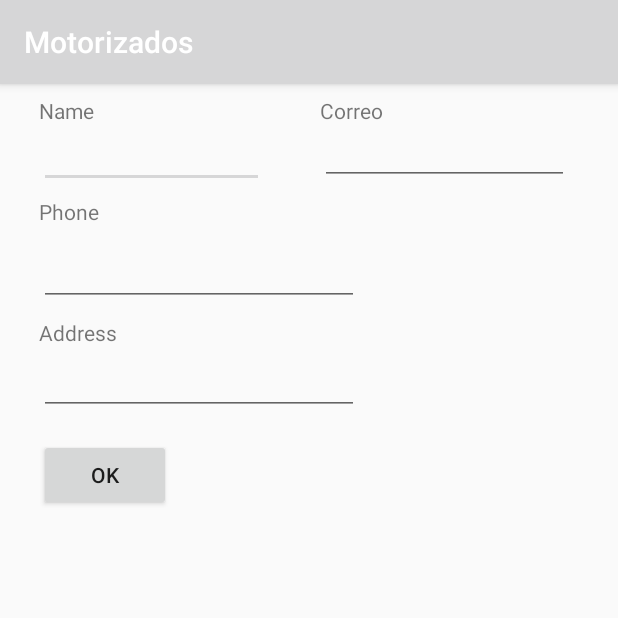
After one commit to valkzer/motoriza2, an Android app: the activity_customer screen opened directly, with no data from a screen before it, on a phone screen of 412 x 824 dp, the top half of it. The commit adds this screen. Run offline under Robolectric (Android 15) with nearby library versions, the phone set to English and light mode, and no system bars.

Commit message:
AddCustomer
Se añade la clase para añadir un cliente

```diff
--- a/app/build.gradle
+++ b/app/build.gradle
@@ -45,4 +45,6 @@ dependencies {
 
 
 
+
+
 apply plugin: 'com.google.gms.google-services'
--- a/app/src/main/java/com/example/valkzer/motorizados/Activities/Principal.java
+++ b/app/src/main/java/com/example/valkzer/motorizados/Activities/Principal.java
@@ -15,6 +15,8 @@ import android.view.Menu;
 import android.view.MenuItem;
 
 import com.example.valkzer.motorizados.R;
+
+import static com.example.valkzer.motorizados.R.layout.activity_customer;
 
 public class Principal extends AppCompatActivity
         implements NavigationView.OnNavigationItemSelectedListener {
@@ -96,6 +98,9 @@ public class Principal extends AppCompatActivity
         } else if (id == R.id.nav_Login) {
             Intent loginIntent = new Intent(this, Login.class);
             startActivity(loginIntent);
+        }else if (id == R.id.nav_Customer) {
+            Intent customer  = new Intent(this, activity_customer.class );
+            startActivity(customer);
         }
 
         DrawerLayout drawer = (DrawerLayout) findViewById(R.id.drawer_layout);
--- /dev/null
+++ b/app/src/main/java/com/example/valkzer/motorizados/Activities/activity_customer.java
@@ -0,0 +1,41 @@
+package com.example.valkzer.motorizados.Activities;
+
+import android.support.v7.app.AppCompatActivity;
+import android.os.Bundle;
+import android.view.View;
+
+import com.example.valkzer.motorizados.Models.CreditCard;
+import com.example.valkzer.motorizados.Models.Customer;
+import com.example.valkzer.motorizados.Models.Delivery;
+import com.example.valkzer.motorizados.R;
+import android.widget.Button;
+import android.widget.EditText;
+
+public class activity_customer extends AppCompatActivity {
+
+    @Override
+    protected void onCreate(Bundle savedInstanceState) {
+        super.onCreate(savedInstanceState);
+        setContentView(R.layout.activity_customer);
+        final Button button3 = (Button)findViewById(R.id.button3);
+        button3.setOnClickListener(new View.OnClickListener() {
+            @Override
+            public void onClick(View view) {
+addCustomer(view);
+            }
+        });
+    }
+
+    private void createDummyRecord()
+    {
+        EditText nombre= (EditText) findViewById(R.id.txtNombre);
+        EditText Correo = (EditText) findViewById(R.id.txtCorreo);
+        EditText Celular= (EditText) findViewById(R.id.txtTelefono);
+        EditText Direccion= (EditText) findViewById(R.id.txtDireccion);
+        Customer customer   = new Customer(nombre.getText().toString(), Direccion.getText().toString(), Celular.getText().toString(), Correo.getText().toString(), 0.0, "", "", "");
+        customer.create();
+    }
+    public void addCustomer(View view){
+        createDummyRecord();
+    }
+}
--- /dev/null
+++ b/app/src/main/res/layout/activity_customer.xml
@@ -0,0 +1,109 @@
+<?xml version="1.0" encoding="utf-8"?>
+<android.support.constraint.ConstraintLayout xmlns:android="http://schemas.android.com/apk/res/android"
+    xmlns:app="http://schemas.android.com/apk/res-auto"
+    xmlns:tools="http://schemas.android.com/tools"
+    android:layout_width="match_parent"
+    android:layout_height="match_parent"
+    tools:context="com.example.valkzer.motorizados.Activities.activity_customer">
+
+    <EditText
+        android:id="@+id/txtNombre"
+        android:layout_width="150dp"
+        android:layout_height="42dp"
+        android:ems="10"
+        android:inputType="textPersonName"
+        app:layout_constraintTop_toBottomOf="@+id/textView2"
+        tools:layout_constraintLeft_creator="1"
+        app:layout_constraintLeft_toLeftOf="@+id/textView5" />
+
+    <EditText
+        android:id="@+id/txtCorreo"
+        android:layout_width="166dp"
+        android:layout_height="40dp"
+        android:layout_marginLeft="37dp"
+        android:ems="10"
+        android:inputType="textWebEmailAddress"
+        app:layout_constraintLeft_toRightOf="@+id/txtNombre"
+        app:layout_constraintTop_toBottomOf="@+id/textView2"
+        android:layout_marginStart="37dp" />
+
+    <EditText
+        android:id="@+id/txtTelefono"
+        android:layout_width="wrap_content"
+        android:layout_height="wrap_content"
+        android:ems="10"
+        android:inputType="phone"
+        android:layout_marginTop="8dp"
+        app:layout_constraintTop_toBottomOf="@+id/textView3"
+        tools:layout_constraintLeft_creator="1"
+        app:layout_constraintLeft_toLeftOf="@+id/textView3" />
+
+    <EditText
+        android:id="@+id/txtDireccion"
+        android:layout_width="wrap_content"
+        android:layout_height="wrap_content"
+        android:layout_marginTop="0dp"
+        android:ems="10"
+        android:inputType="textMultiLine"
+        app:layout_constraintTop_toBottomOf="@+id/textView4"
+        tools:layout_constraintRight_creator="1"
+        app:layout_constraintRight_toRightOf="@+id/txtTelefono"
+        tools:layout_constraintLeft_creator="1"
+        app:layout_constraintLeft_toLeftOf="@+id/txtTelefono"
+        app:layout_constraintHorizontal_bias="0.0" />
+
+    <TextView
+        android:id="@+id/textView5"
+        android:layout_width="wrap_content"
+        android:layout_height="wrap_content"
+        android:layout_marginTop="8dp"
+        android:text="@string/name"
+        app:layout_constraintTop_toTopOf="parent"
+        android:layout_marginStart="26dp"
+        tools:layout_constraintLeft_creator="1"
+        app:layout_constraintLeft_toLeftOf="parent" />
+
+    <TextView
+        android:id="@+id/textView2"
+        android:layout_width="wrap_content"
+        android:layout_height="wrap_content"
+        android:text="@string/hint_email"
+        android:layout_marginLeft="213dp"
+        app:layout_constraintLeft_toLeftOf="parent"
+        tools:layout_constraintTop_creator="1"
+        android:layout_marginStart="213dp"
+        android:layout_marginTop="8dp"
+        app:layout_constraintTop_toTopOf="parent" />
+
+    <TextView
+        android:id="@+id/textView3"
+        android:layout_width="wrap_content"
+        android:layout_height="wrap_content"
+        android:text="@string/phone"
+        android:layout_marginTop="8dp"
+        app:layout_constraintTop_toBottomOf="@+id/txtCorreo"
+        tools:layout_constraintLeft_creator="1"
+        app:layout_constraintLeft_toLeftOf="@+id/txtNombre" />
+
+    <TextView
+        android:id="@+id/textView4"
+        android:layout_width="wrap_content"
+        android:layout_height="wrap_content"
+        android:text="@string/address"
+        android:layout_marginTop="8dp"
+        app:layout_constraintTop_toBottomOf="@+id/txtTelefono"
+        tools:layout_constraintLeft_creator="1"
+        app:layout_constraintLeft_toLeftOf="@+id/txtDireccion" />
+
+    <Button
+        android:id="@+id/button3"
+        android:layout_width="wrap_content"
+        android:layout_height="wrap_content"
+        android:text="@android:string/ok"
+        android:layout_marginTop="16dp"
+        app:layout_constraintTop_toBottomOf="@+id/txtDireccion"
+        android:layout_marginStart="26dp"
+        tools:layout_constraintLeft_creator="1"
+        app:layout_constraintLeft_toLeftOf="parent"
+        android:layout_marginLeft="16dp" />
+</android.support.constraint.ConstraintLayout>
--- a/app/src/main/res/layout/activity_delivery_overview.xml
+++ b/app/src/main/res/layout/activity_delivery_overview.xml
@@ -159,7 +159,7 @@
 
     <ImageView
         android:id="@+id/imgCustomerIdentificationPicture"
-        android:layout_width="match_parent"
+        android:layout_width="0dp"
         android:layout_height="225dp"
         android:layout_marginTop="8dp"
         app:layout_constraintLeft_toLeftOf="parent"
--- a/app/src/main/res/layout/activity_main.xml
+++ b/app/src/main/res/layout/activity_main.xml
@@ -6,13 +6,4 @@
     android:layout_height="match_parent"
     tools:context="com.example.valkzer.motorizados.Activities.MainActivity">
 
-    <TextView
-        android:layout_width="wrap_content"
-        android:layout_height="wrap_content"
-        android:text="Hello World"
-        app:layout_constraintBottom_toBottomOf="parent"
-        app:layout_constraintLeft_toLeftOf="parent"
-        app:layout_constraintRight_toRightOf="parent"
-        app:layout_constraintTop_toTopOf="parent" />
-
 </android.support.constraint.ConstraintLayout>
--- a/app/src/main/res/menu/activity_principal_drawer.xml
+++ b/app/src/main/res/menu/activity_principal_drawer.xml
@@ -1,15 +1,19 @@
 <?xml version="1.0" encoding="utf-8"?>
-<menu xmlns:android="http://schemas.android.com/apk/res/android">
+<menu xmlns:app="http://schemas.android.com/apk/res-auto"
+    xmlns:android="http://schemas.android.com/apk/res/android">
 
     <group android:checkableBehavior="single">
         <item
             android:id="@+id/nav_Form"
             android:title="@string/nav_Form" />
         <item
+            android:id="@+id/nav_Login"
+            android:title="@string/nav_Login" />
+        <item
             android:id="@+id/nav_Delivery"
             android:title="@string/nav_Deliveries" />
         <item
-            android:id="@+id/nav_Login"
-            android:title="@string/nav_Login" />
+            android:id="@+id/nav_Customer"
+            android:title="@string/nav_Customer" />
     </group>
 </menu>
--- a/app/src/main/res/values/strings.xml
+++ b/app/src/main/res/values/strings.xml
@@ -16,9 +16,10 @@
     <string name="title_activity_login">Sign in</string>
 
     <!-- Strings related to login -->
-    <string name="nav_Form">Form</string>
-    <string name="nav_Delivery">Delivery</string>
-    <string name="nav_Login">Login</string>
+    <string name="nav_Form">Formulario</string>
+    <string name="nav_Delivery">Entrega</string>
+    <string name="nav_Login">Inicio Sesión</string>
+    <string name="nav_Customer">Cliente</string>
 
     <!-- Strings for login -->
     <string name="loading">Conectando...</string>
```
Also changed, not shown: app/src/main/AndroidManifest.xml (+19 -21 lines).
